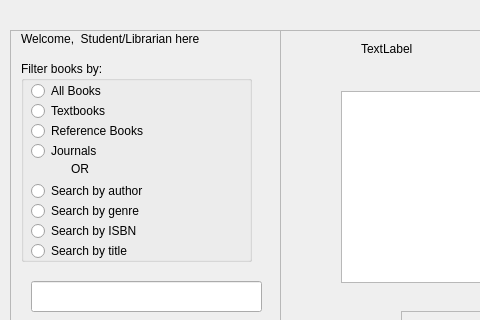
Above: displaybooks.ui from cameron001/cs100_finalproject before the change; both pictures show x 0 to 480 and y 0 to 320 of the 1294 by 795 pixel window. Below: the same form after it.
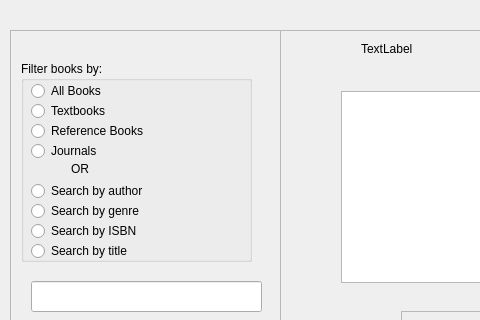
That is the form after the change.

```diff
--- a/displaybooks.ui
+++ b/displaybooks.ui
@@ -39,12 +39,12 @@
       <rect>
        <x>10</x>
        <y>0</y>
-       <width>221</width>
-       <height>16</height>
+       <width>241</width>
+       <height>21</height>
       </rect>
      </property>
      <property name="text">
-      <string>Welcome,  Student/Librarian here</string>
+      <string/>
      </property>
     </widget>
     <widget class="QGroupBox" name="groupBox">
```
